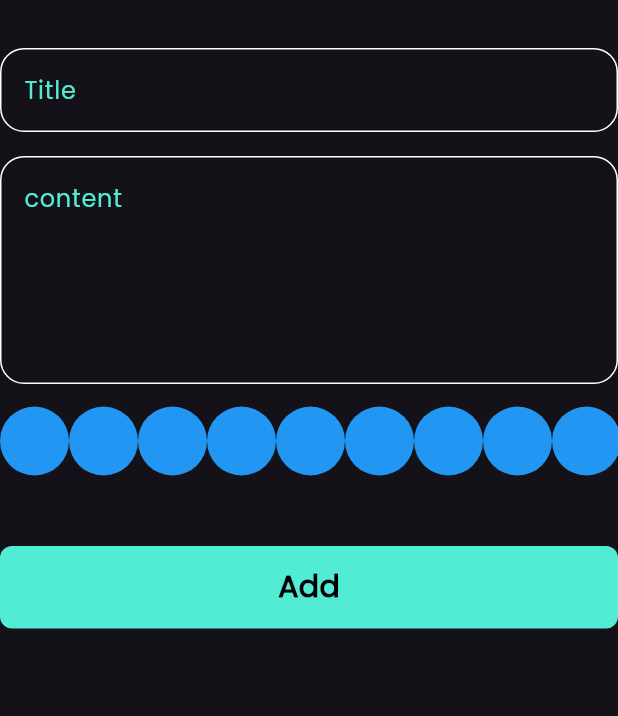
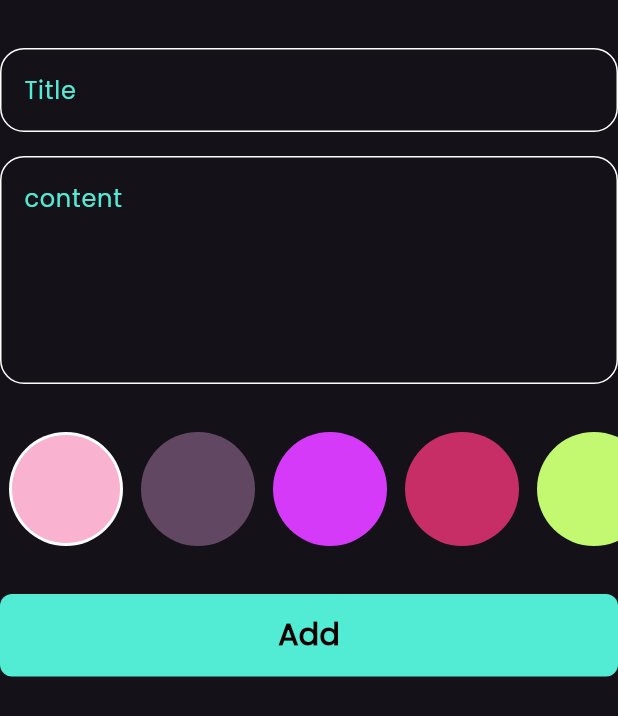
Before and after one commit to engsayed74/notes_app, a Flutter app: the AddNoteForm widget shown alone on an empty page, opened directly, on a phone screen of 412 x 824 dp. Shown: the top 716 px of the screen. Run offline on Flutter 3.47's test engine with Material 3 defaults, Android fonts, the phone set to English and light mode, and no system bars; our stand-ins replace bloc, flutter_bloc, font_awesome_flutter, hive, hive_flutter; accounts and stored records are empty.

Commit message:
colors listview part two

```diff
--- a/lib/views/widgets/add_note_form.dart
+++ b/lib/views/widgets/add_note_form.dart
@@ -46,6 +46,7 @@ class _AddNoteFormState extends State<AddNoteForm> {
             hint: 'content',
             maxLines: 5,
           ),
+          const SizedBox(height: 32,),
           ColorsListView(),
           const SizedBox(
             height: 32,
--- a/lib/views/widgets/colors_listview.dart
+++ b/lib/views/widgets/colors_listview.dart
@@ -1,30 +1,67 @@
 import 'package:flutter/material.dart';
 
 class ColorItem extends StatelessWidget {
-  const ColorItem({super.key});
+  const ColorItem({super.key, required this.isActive, required this.color});
+  final bool isActive;
+  final Color color;
 
   @override
   Widget build(BuildContext context) {
-    return const CircleAvatar(
-      backgroundColor: Colors.blue,
-      radius: 23,
+    return isActive
+        ? CircleAvatar(
+            backgroundColor: Colors.white,
+            radius: 38,
+            child: CircleAvatar(
+              backgroundColor: color,
+              radius: 36,
+            ),
+          )
+        : CircleAvatar(
+            backgroundColor: color,
+            radius: 38,
           );
   }
 }
 
-class ColorsListView extends StatelessWidget {
+class ColorsListView extends StatefulWidget {
   const ColorsListView({super.key});
 
   @override
+  State<ColorsListView> createState() => _ColorsListViewState();
+}
+
+class _ColorsListViewState extends State<ColorsListView> {
+  int currentIndex = 0;
+  List<Color> colors = const [
+    Color(0xffF9B3D1),
+    Color(0xff624763),
+    Color(0xffD63AF9),
+    Color(0xffC62E65),
+    Color(0xffC2F970),
+  ];
+  @override
   Widget build(BuildContext context) {
-    return  SizedBox(
-      height: 76,
+    return SizedBox(
+      height: 38 * 2,
       child: ListView.builder(
-        itemCount: 10,
+        itemCount: colors.length,
         scrollDirection: Axis.horizontal,
         itemBuilder: (context, index) {
-        return ColorItem();
-      },),
+          return Padding(
+            padding: const EdgeInsets.symmetric(horizontal: 6),
+            child: GestureDetector(
+              onTap: () {
+                currentIndex = index;
+                setState(() {});
+              },
+              child: ColorItem(
+                color: colors[index],
+                isActive: currentIndex == index,
+              ),
+            ),
+          );
+        },
+      ),
     );
   }
 }
```
Lines whose indentation alone changed are shown as unchanged.
